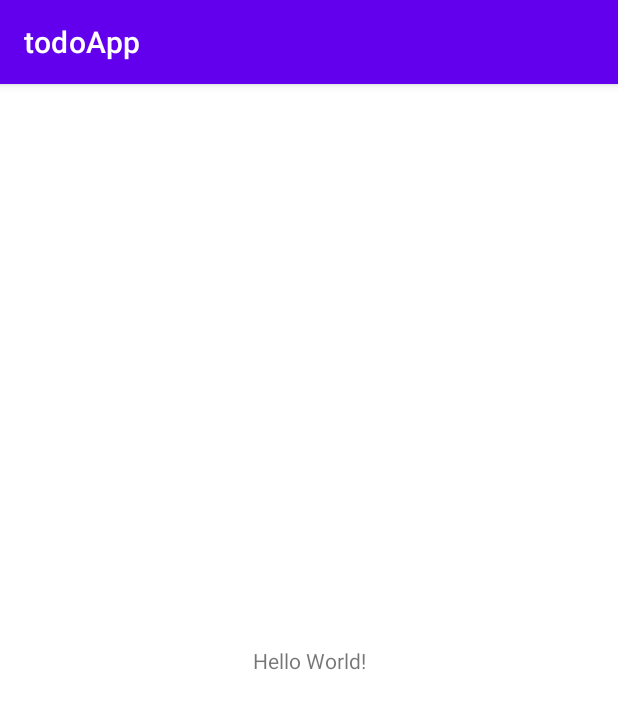
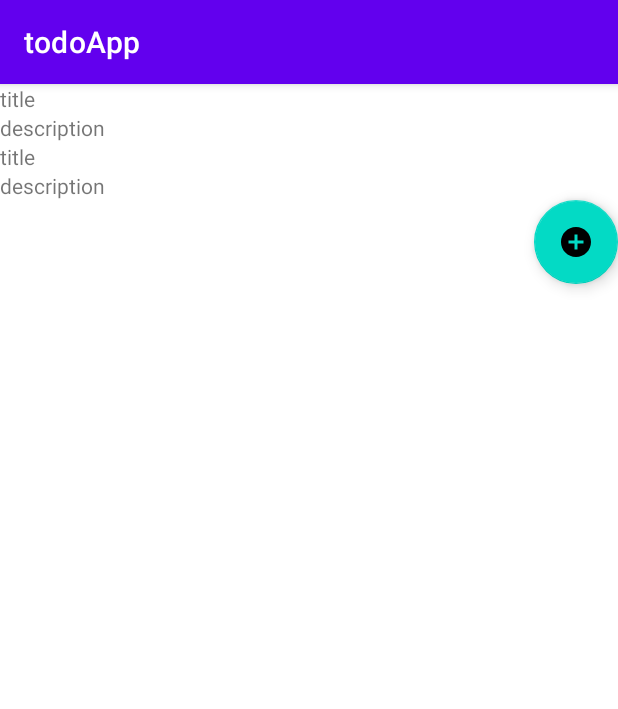
Before and after one commit to nelld28/ToDoFinal, an Android app: the screen it shows after launch (MainActivity), on a phone screen of 412 x 824 dp. Shown: the top 709 px of the screen. Run offline under Robolectric (Android 15) with nearby library versions, the phone set to English and light mode, and no system bars; our stand-ins replace Room's generated code.

Commit message:
added repository and recycler view

```diff
--- a/app/src/main/java/com/example/todoapp/AddTaskActivity.java
+++ b/app/src/main/java/com/example/todoapp/AddTaskActivity.java
@@ -3,12 +3,38 @@ package com.example.todoapp;
 import androidx.appcompat.app.AppCompatActivity;
 
 import android.os.Bundle;
+import android.view.View;
+import android.widget.Button;
+import android.widget.EditText;
+
+import java.util.Date;
 
 public class AddTaskActivity extends AppCompatActivity {
+
+    private EditText titleEditText;
+    private EditText descEditText;
+    private Repository repository;
+    private Button submitButton;
 
     @Override
     protected void onCreate(Bundle savedInstanceState) {
         super.onCreate(savedInstanceState);
         setContentView(R.layout.activity_add_task);
+        titleEditText = findViewById(R.id.title_et);
+        descEditText = findViewById(R.id.desc_dt);
+        submitButton = findViewById(R.id.submit_btn);
+        repository = Repository.getRepository(this.getApplication());
+
+        submitButton.setOnClickListener(new View.OnClickListener() {
+            @Override
+            public void onClick(View v) {
+                String title = titleEditText.getText().toString();
+                String desc = descEditText.getText().toString();
+
+                Task task = new Task(title, desc, new Date(), new Date(), 1);
+                repository.addTask(task);
+                finish();
+            }
+        });
     }
 }
--- a/app/src/main/java/com/example/todoapp/AppDatabase.java
+++ b/app/src/main/java/com/example/todoapp/AppDatabase.java
@@ -1,5 +1,65 @@
 package com.example.todoapp;
 
-public abstract class AppDatabase {
+import android.content.Context;
 
+import androidx.annotation.NonNull;
+import androidx.room.Database;
+import androidx.room.Room;
+import androidx.room.RoomDatabase;
+import androidx.room.TypeConverters;
+import androidx.sqlite.db.SupportSQLiteDatabase;
+
+import java.util.Date;
+import java.util.concurrent.Executor;
+import java.util.concurrent.ExecutorService;
+import java.util.concurrent.Executors;
+
+@Database(entities = {Task.class}, version = 1, exportSchema = false)
+@TypeConverters(DateConverter.class)
+public abstract class AppDatabase extends RoomDatabase {
+    public static AppDatabase INSTANCE;
+
+    public abstract TodoDao todoDao();
+
+    public static final int NUMBER_OF_THREADS = 4;
+    static final ExecutorService databaseWriteExecutor = Executors.newFixedThreadPool(NUMBER_OF_THREADS);
+
+    public static AppDatabase getDatabase(Context context){
+        if (INSTANCE == null){
+            synchronized (AppDatabase.class){
+                if (INSTANCE == null){
+                    INSTANCE = Room.databaseBuilder(context.getApplicationContext(),
+                            AppDatabase.class, "todo.db")
+                            .addCallback(CALLBACK)
+                            .build();
+                }
+            }
+        }
+        return INSTANCE;
+    }
+
+    private static RoomDatabase.Callback CALLBACK = new RoomDatabase.Callback(){
+        @Override
+        public void onCreate(@NonNull SupportSQLiteDatabase db) {
+            super.onCreate(db);
+
+            AppDatabase.databaseWriteExecutor.execute(new Runnable() {
+                @Override
+                public void run() {
+                    TodoDao dao = INSTANCE.todoDao();
+                    dao.deleteAll();
+                    Task task = new Task("title", "description", new Date(), new Date(), 1);
+                    dao.insert(task);
+                    task = new Task("title", "description", new Date(), new Date(), 1);
+                    dao.insert(task);
+                }
+            });
+        }
+
+        @Override
+        public void onOpen(@NonNull SupportSQLiteDatabase db) {
+            super.onOpen(db);
+        }
+
+    };
 }
--- /dev/null
+++ b/app/src/main/java/com/example/todoapp/DateConverter.java
@@ -0,0 +1,17 @@
+package com.example.todoapp;
+
+import androidx.room.TypeConverter;
+
+import java.util.Date;
+
+public class DateConverter {
+    @TypeConverter
+    public static Date toDate(Long timeStamp){
+        return timeStamp == null ? null : new Date(timeStamp);
+    }
+
+    @TypeConverter
+    public static Long toTimeStamp(Date date){
+        return date == null ? null : date.getTime();
+    }
+}
--- a/app/src/main/java/com/example/todoapp/MainActivity.java
+++ b/app/src/main/java/com/example/todoapp/MainActivity.java
@@ -1,42 +1,57 @@
 package com.example.todoapp;
 
 import androidx.appcompat.app.AppCompatActivity;
+import androidx.recyclerview.widget.RecyclerView;
 
+import android.content.Intent;
 import android.os.Bundle;
 import android.view.View;
 import android.widget.Button;
 import android.widget.EditText;
 
+import com.google.android.material.floatingactionbutton.FloatingActionButton;
+
 import java.util.Date;
+import java.util.List;
 
 public class MainActivity extends AppCompatActivity {
 
-    private EditText titleEditText;
-    private EditText descEditText;
+    public static String TAG = MainActivity.class.getSimpleName();
+    private RecyclerView recyclerView;
     private Repository repository;
-    private Button submitButton;
-
+    private List<Task> taskList;
+    private TaskAdapter adapter;
+    private FloatingActionButton fab;
 
 
     @Override
     protected void onCreate(Bundle savedInstanceState) {
         super.onCreate(savedInstanceState);
         setContentView(R.layout.activity_main);
-        titleEditText = findViewById(R.id.title_et);
-        descEditText = findViewById(R.id.desc_dt);
-        submitButton = findViewById(R.id.submit_btn);
+
+        recyclerView = findViewById(R.id.task_list);
+        fab = findViewById(R.id.floatingActionButton);
+
         repository = Repository.getRepository(this.getApplication());
+        taskList = repository.getAllTask();
+        adapter = new TaskAdapter();
+        adapter.setDate(taskList);
+        recyclerView.setAdapter(adapter);
 
-        submitButton.setOnClickListener(new View.OnClickListener() {
+        fab.setOnClickListener(new View.OnClickListener() {
             @Override
             public void onClick(View v) {
-                String title = titleEditText.getText().toString();
-                String desc = descEditText.getText().toString();
-
-                Task task = new Task(title, desc, new Date(), new Date(), 1);
-                repository.addTask(task);
-                finish();
+                Intent intent = new Intent(MainActivity.this, AddTaskActivity.class);
+                startActivity(intent);
             }
         });
+
+    }
+
+    @Override
+    protected void onStart() {
+        super.onStart();
+        taskList = repository.getAllTask();
+        adapter.setDate(taskList);
     }
 }
--- a/app/src/main/java/com/example/todoapp/Repository.java
+++ b/app/src/main/java/com/example/todoapp/Repository.java
@@ -1,6 +1,8 @@
 package com.example.todoapp;
 
 import android.app.Application;
+
+import java.util.List;
 
 public class Repository {
     private static Repository INSTANCE;
@@ -11,4 +13,28 @@ public class Repository {
         db = AppDatabase.getDatabase(application);
         dao = db.todoDao();
     }
+
+    public static Repository getRepository(Application application){
+        if (INSTANCE == null){
+            INSTANCE = new Repository(application);
+        }
+        return INSTANCE;
+    }
+
+    public List<Task> getAllTask(){
+
+        return dao.getAllTasks();
+    }
+
+    public void deleteAll(){
+        dao.deleteAll();
+    }
+
+    public void update(Task task){
+        dao.update(task);
+    }
+
+    public void addTask(Task task){
+        dao.insert(task);
+    }
 }
--- a/app/src/main/java/com/example/todoapp/Task.java
+++ b/app/src/main/java/com/example/todoapp/Task.java
@@ -1,13 +1,17 @@
 package com.example.todoapp;
 
+import androidx.annotation.NonNull;
 import androidx.room.ColumnInfo;
 import androidx.room.Entity;
 import androidx.room.Ignore;
+import androidx.room.PrimaryKey;
 
 import java.util.Date;
 
 @Entity(tableName = "todo")
 public class Task {
+    @PrimaryKey(autoGenerate = true)
+    @NonNull
     private Long id;
     private String title;
     private String description;
--- /dev/null
+++ b/app/src/main/java/com/example/todoapp/TaskAdapter.java
@@ -0,0 +1,63 @@
+package com.example.todoapp;
+
+import android.view.LayoutInflater;
+import android.view.View;
+import android.view.ViewGroup;
+import android.widget.TextView;
+
+import androidx.annotation.NonNull;
+import androidx.recyclerview.widget.RecyclerView;
+
+
+import java.util.List;
+
+public class TaskAdapter extends RecyclerView.Adapter<TaskAdapter.ViewHolder> {
+
+    private List<Task> taskList;
+
+    public TaskAdapter(){
+
+    }
+
+    public void setDate(List<Task> data){
+        taskList = data;
+        notifyDataSetChanged();
+    }
+
+    @NonNull
+    @Override
+    public ViewHolder onCreateViewHolder(@NonNull ViewGroup parent, int viewType) {
+        LayoutInflater inflater = LayoutInflater.from(parent.getContext());
+        return new ViewHolder(inflater,parent);
+    }
+
+    @Override
+    public void onBindViewHolder(@NonNull ViewHolder holder, int position) {
+        Task task = taskList.get(position);
+        holder.onBind(task);
+    }
+
+    @Override
+    public int getItemCount() {
+        if (taskList != null)
+            return taskList.size();
+        return 0;
+    }
+
+    class ViewHolder extends RecyclerView.ViewHolder{
+
+        private TextView titleTextView;
+        private TextView descTextView;
+
+        public ViewHolder(LayoutInflater inflater, ViewGroup parent) {
+            super(inflater.inflate(R.layout.item_task,parent, false));
+            titleTextView = itemView.findViewById(R.id.title_tv);
+            descTextView = itemView.findViewById(R.id.descripttion_tv);
+        }
+
+        public void onBind(Task task){
+            titleTextView.setText(task.getTitle());
+            descTextView.setText(task.getDescription());
+        }
+    }
+}
--- /dev/null
+++ b/app/src/main/res/drawable/ic_add_circle.xml
@@ -0,0 +1,10 @@
+<vector xmlns:android="http://schemas.android.com/apk/res/android"
+    android:width="24dp"
+    android:height="24dp"
+    android:viewportWidth="24"
+    android:viewportHeight="24"
+    android:tint="?attr/colorControlNormal">
+  <path
+      android:fillColor="@android:color/white"
+      android:pathData="M12,2C6.48,2 2,6.48 2,12s4.48,10 10,10 10,-4.48 10,-10S17.52,2 12,2zM17,13h-4v4h-2v-4L7,13v-2h4L11,7h2v4h4v2z"/>
+</vector>
--- /dev/null
+++ b/app/src/main/res/drawable/ic_baseline_add_24.xml
@@ -0,0 +1,10 @@
+<vector xmlns:android="http://schemas.android.com/apk/res/android"
+    android:width="24dp"
+    android:height="24dp"
+    android:viewportWidth="24"
+    android:viewportHeight="24"
+    android:tint="?attr/colorControlNormal">
+  <path
+      android:fillColor="@android:color/white"
+      android:pathData="M19,13h-6v6h-2v-6H5v-2h6V5h2v6h6v2z"/>
+</vector>
--- a/app/src/main/res/layout/activity_add_task.xml
+++ b/app/src/main/res/layout/activity_add_task.xml
@@ -8,12 +8,12 @@
 
     <EditText
         android:id="@+id/title_et"
-        android:layout_width="411dp"
+        android:layout_width="0dp"
         android:layout_height="wrap_content"
         android:layout_marginTop="16dp"
         android:ems="10"
         android:inputType="textPersonName"
-        android:text="name"
+        android:text="@string/title_et"
         app:layout_constraintEnd_toEndOf="parent"
         app:layout_constraintHorizontal_bias="0.0"
         app:layout_constraintStart_toStartOf="parent"
@@ -26,7 +26,7 @@
         android:layout_marginTop="92dp"
         android:ems="10"
         android:inputType="textPersonName"
-        android:text="name"
+        android:text="@string/desc_dt"
         app:layout_constraintEnd_toEndOf="parent"
         app:layout_constraintHorizontal_bias="0.0"
         app:layout_constraintStart_toStartOf="parent"
@@ -36,8 +36,8 @@
         android:id="@+id/submit_btn"
         android:layout_width="wrap_content"
         android:layout_height="wrap_content"
-        android:text="Submit"
         android:layout_marginTop="32dp"
+        android:text="@string/submit_btn"
         app:layout_constraintEnd_toEndOf="parent"
         app:layout_constraintStart_toStartOf="parent"
         app:layout_constraintTop_toBottomOf="@+id/desc_dt" />
--- a/app/src/main/res/layout/activity_main.xml
+++ b/app/src/main/res/layout/activity_main.xml
@@ -1,18 +1,24 @@
 <?xml version="1.0" encoding="utf-8"?>
-<androidx.constraintlayout.widget.ConstraintLayout xmlns:android="http://schemas.android.com/apk/res/android"
+<LinearLayout xmlns:android="http://schemas.android.com/apk/res/android"
     xmlns:app="http://schemas.android.com/apk/res-auto"
     xmlns:tools="http://schemas.android.com/tools"
     android:layout_width="match_parent"
     android:layout_height="match_parent"
+    android:orientation="vertical"
     tools:context=".MainActivity">
 
-    <TextView
-        android:layout_width="wrap_content"
+
+    <androidx.recyclerview.widget.RecyclerView
+        android:id="@+id/task_list"
+        app:layoutManager="androidx.recyclerview.widget.LinearLayoutManager"
+        android:layout_width="match_parent"
+        android:layout_height="wrap_content" />
+
+    <com.google.android.material.floatingactionbutton.FloatingActionButton
+        android:id="@+id/floatingActionButton"
+        android:layout_width="match_parent"
         android:layout_height="wrap_content"
-        android:text="Hello World!"
-        app:layout_constraintBottom_toBottomOf="parent"
-        app:layout_constraintLeft_toLeftOf="parent"
-        app:layout_constraintRight_toRightOf="parent"
-        app:layout_constraintTop_toTopOf="parent" />
-
-</androidx.constraintlayout.widget.ConstraintLayout>
+        android:layout_gravity="end"
+        android:clickable="true"
+        app:srcCompat="@drawable/ic_add_circle" />
+</LinearLayout>
--- a/app/src/main/res/layout/item_task.xml
+++ b/app/src/main/res/layout/item_task.xml
@@ -11,7 +11,7 @@
         android:layout_width="0dp"
         android:layout_height="wrap_content"
         android:layout_marginBottom="32dp"
-        android:text="TextView"
+        android:text="@string/textview"
         app:layout_constraintBottom_toTopOf="@+id/descripttion_tv"
         app:layout_constraintEnd_toEndOf="parent"
         app:layout_constraintStart_toStartOf="parent"
@@ -21,7 +21,7 @@
         android:id="@+id/descripttion_tv"
         android:layout_width="0dp"
         android:layout_height="wrap_content"
-        android:text="TextView"
+        android:text="@string/textview"
         app:layout_constraintEnd_toEndOf="parent"
         app:layout_constraintStart_toStartOf="parent"
         app:layout_constraintTop_toBottomOf="@+id/title_tv" />
--- a/app/src/main/res/values/strings.xml
+++ b/app/src/main/res/values/strings.xml
@@ -1,3 +1,8 @@
 <resources>
     <string name="app_name">todoApp</string>
+    <string name="title_et">Name</string>
+    <string name="desc_dt">Name</string>
+    <string name="submit_btn">submit</string>
+    <string name="textview">TextView</string>
+    <string name="textview">TextView</string>
 </resources>
```
